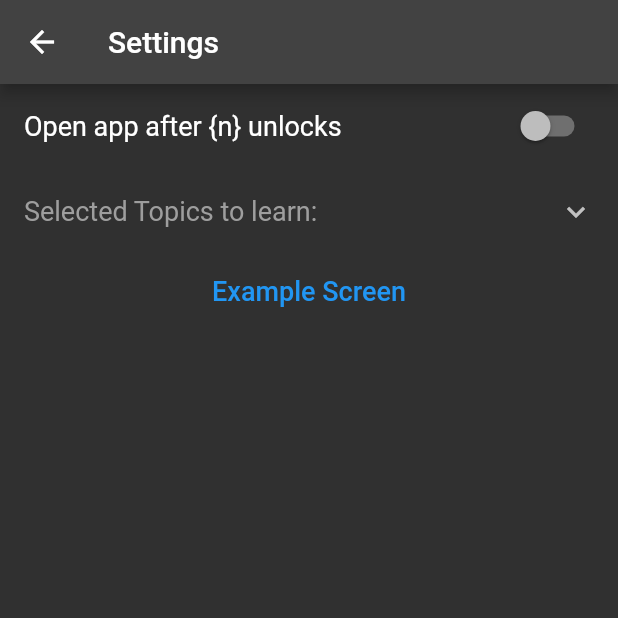
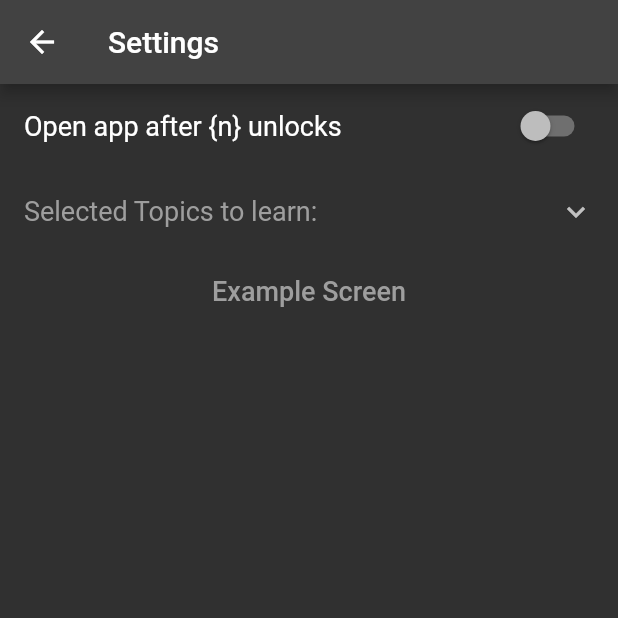
Before and after one commit to FloloGames/vocabulary_trainer, a Flutter app: the SettingsPage screen opened directly, on a phone screen of 412 x 824 dp, the top half of it. Run offline on Flutter 3.47's test engine with Material 2 defaults, Android fonts, the phone set to English and light mode, and no system bars; our stand-ins replace flip_card, flutter_colorpicker, flutter_staggered_animations, rxdart.

Commit message:
settings page-> ExampleScreen button color change

```diff
--- a/lib/screens/settings_page.dart
+++ b/lib/screens/settings_page.dart
@@ -78,10 +78,11 @@ class _SettingsPageState extends State<SettingsPage> {
           ),
           TextButton(
             onPressed: () {},
-            child: const Text(
+            child: Text(
               "Example Screen",
               style: TextStyle(
                 fontSize: 18,
+                color: _openAppAfterUnlocks ? Colors.blue : Colors.grey,
               ),
             ),
           ),
```
